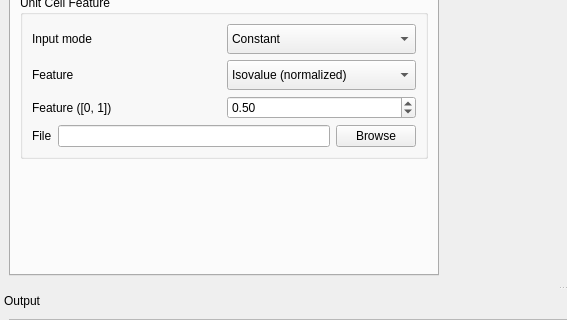
The window that src/mainwindow.ui (tpms-lattice/QASLI) describes before a commit, drawn with Qt 5; both pictures show x 0 to 567 and y 326 to 646 of the 1134 by 761 pixel window.
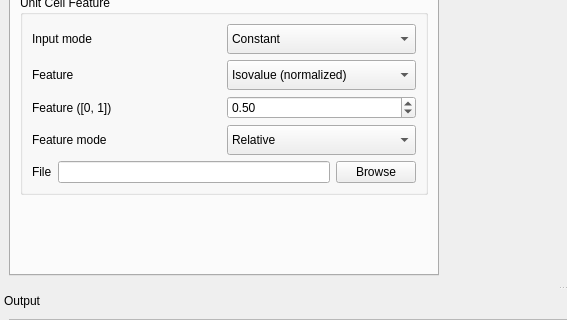
The same window after the commit.

Commit message: add feature mode selection for pore and wall

```diff
--- a/src/mainwindow.ui
+++ b/src/mainwindow.ui
@@ -614,6 +614,73 @@
               </item>
              </layout>
             </item>
+            <item>
+             <layout class="QHBoxLayout" name="horizontalLayout_21">
+              <item>
+               <widget class="QLabel" name="featureModeLabel">
+                <property name="sizePolicy">
+                 <sizepolicy hsizetype="Preferred" vsizetype="Preferred">
+                  <horstretch>0</horstretch>
+                  <verstretch>0</verstretch>
+                 </sizepolicy>
+                </property>
+                <property name="minimumSize">
+                 <size>
+                  <width>0</width>
+                  <height>0</height>
+                 </size>
+                </property>
+                <property name="toolTip">
+                 <string>&lt;html&gt;&lt;head/&gt;&lt;body&gt;&lt;p&gt;Select feature to specify.&lt;/p&gt;&lt;/body&gt;&lt;/html&gt;</string>
+                </property>
+                <property name="text">
+                 <string>Feature mode</string>
+                </property>
+                <property name="alignment">
+                 <set>Qt::AlignLeading|Qt::AlignLeft|Qt::AlignVCenter</set>
+                </property>
+                <property name="margin">
+                 <number>2</number>
+                </property>
+               </widget>
+              </item>
+              <item>
+               <widget class="QComboBox" name="featureModeCombo">
+                <property name="sizePolicy">
+                 <sizepolicy hsizetype="Preferred" vsizetype="Fixed">
+                  <horstretch>0</horstretch>
+                  <verstretch>0</verstretch>
+                 </sizepolicy>
+                </property>
+                <property name="minimumSize">
+                 <size>
+                  <width>0</width>
+                  <height>30</height>
+                 </size>
+                </property>
+                <property name="toolTip">
+                 <string>&lt;html&gt;&lt;head/&gt;&lt;body&gt;&lt;p&gt;Select feature to specify&lt;/p&gt;&lt;/body&gt;&lt;/html&gt;</string>
+                </property>
+                <property name="currentIndex">
+                 <number>0</number>
+                </property>
+                <property name="frame">
+                 <bool>true</bool>
+                </property>
+                <item>
+                 <property name="text">
+                  <string>Relative</string>
+                 </property>
+                </item>
+                <item>
+                 <property name="text">
+                  <string>Absolute</string>
+                 </property>
+                </item>
+               </widget>
+              </item>
+             </layout>
+            </item>
             <item>
              <layout class="QHBoxLayout" name="horizontalLayout_19">
               <item>
```
Left out of the diff: 2 changed lines with no effect on the pictures. The commit also changes 1 other file.
